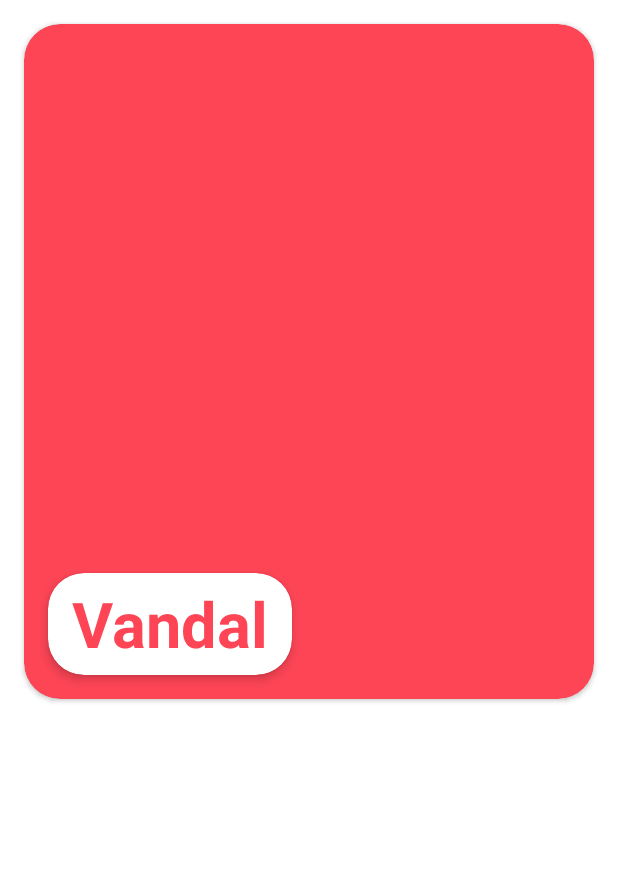
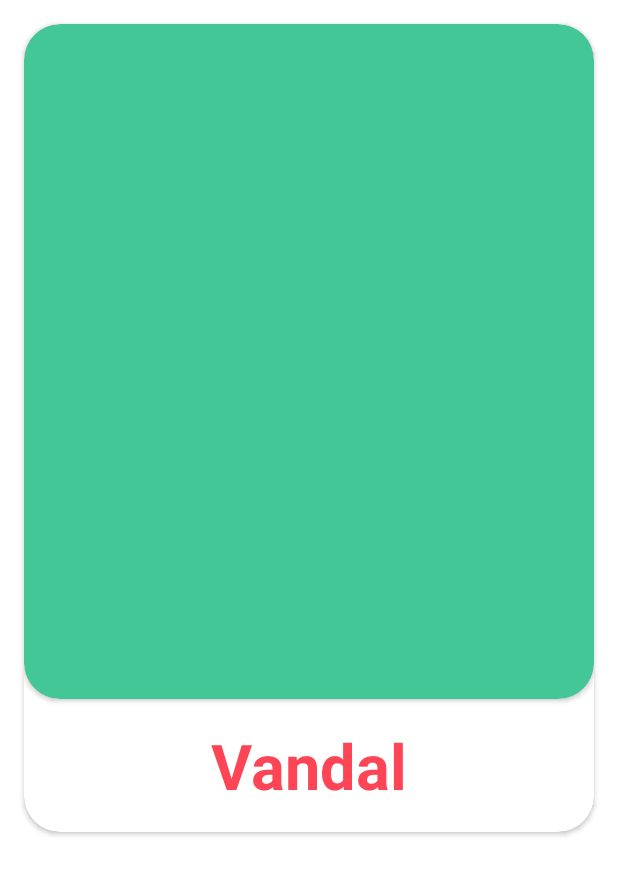
Before and after one commit to LucasMelll0/Valorant_Wiki, an Android app: the layout weapon_item.xml on its own in the app's theme, with its tools: preview values and no code run, on a phone screen of 412 x 824 dp. Shown: the top 875 px of the screen. Run offline under Robolectric (Android 15) with nearby library versions, the phone set to English and light mode, and no system bars; Roboto replaces fonts that are not available here.

Commit message:
feat: tela de armas finalizada.

```diff
--- a/app/src/main/java/com/example/valorantwiki/di/WeaponActivityModule.kt
+++ b/app/src/main/java/com/example/valorantwiki/di/WeaponActivityModule.kt
@@ -1,6 +1,7 @@
 package com.example.valorantwiki.di
 
 import com.example.valorantwiki.ui.recyclerview.adapter.DamageRangesAdapter
+import com.example.valorantwiki.ui.recyclerview.adapter.WeaponSkinsAdapter
 import com.example.valorantwiki.viewmodel.weaponViewModel.WeaponViewModel
 import org.koin.androidx.viewmodel.dsl.viewModel
 import org.koin.dsl.module
@@ -11,6 +12,10 @@ val weaponActivityModule = module {
         DamageRangesAdapter()
     }
 
+    single {
+        WeaponSkinsAdapter()
+    }
+
     viewModel {
         WeaponViewModel(get())
     }
--- /dev/null
+++ b/app/src/main/res/drawable/rounded_background.xml
@@ -0,0 +1,5 @@
+<?xml version="1.0" encoding="utf-8"?>
+<shape xmlns:android="http://schemas.android.com/apk/res/android" android:shape="rectangle">
+    <corners android:radius="@dimen/big_radius"/>
+    <solid android:color="@color/red_valorant"/>
+</shape>
--- a/app/src/main/res/layout/weapon_item.xml
+++ b/app/src/main/res/layout/weapon_item.xml
@@ -1,15 +1,18 @@
 <?xml version="1.0" encoding="utf-8"?>
-<androidx.appcompat.widget.LinearLayoutCompat xmlns:android="http://schemas.android.com/apk/res/android"
-    android:layout_width="match_parent"
-    android:layout_height="wrap_content"
+<androidx.cardview.widget.CardView xmlns:android="http://schemas.android.com/apk/res/android"
+    style="@style/DefaultCardView"
     xmlns:app="http://schemas.android.com/apk/res-auto"
-    xmlns:tools="http://schemas.android.com/tools">
+    xmlns:tools="http://schemas.android.com/tools"
+    >
+    <androidx.appcompat.widget.LinearLayoutCompat
+        style="@style/MatchWrap"
+        android:orientation="vertical">
+
         <androidx.cardview.widget.CardView
             style="@style/DefaultCardView"
             android:layout_height="@dimen/default_cardview_item_height"
-        android:layout_margin="16dp"
-        app:cardBackgroundColor="@color/red_valorant"
-        >
+            android:layout_margin="0dp"
+            app:cardBackgroundColor="@color/green_valorant">
             <androidx.constraintlayout.widget.ConstraintLayout
                 android:layout_width="match_parent"
                 android:layout_height="match_parent">
@@ -20,15 +23,11 @@
                     android:scaleType="fitCenter"
                     android:rotation="45"
                     />
-            <androidx.cardview.widget.CardView
-                android:layout_width="wrap_content"
-                android:layout_height="68dp"
-                app:layout_constraintBottom_toBottomOf="parent"
-                app:layout_constraintStart_toStartOf="parent"
-                android:layout_margin="16dp"
-                app:cardCornerRadius="24dp"
-                app:cardElevation="4dp"
-                >
+            </androidx.constraintlayout.widget.ConstraintLayout>
+
+
+        </androidx.cardview.widget.CardView>
+
             <androidx.appcompat.widget.AppCompatTextView
                 android:id="@+id/textview_weapon_name_item"
                 android:layout_width="wrap_content"
@@ -38,11 +37,7 @@
                 android:fontFamily="@font/roboto_bold_italic"
                 android:textColor="@color/red_valorant"
                 android:layout_gravity="center"
-                    android:layout_marginHorizontal="16dp"
+                android:layout_marginVertical="@dimen/default_vertical_margin"
                 android:textStyle="bold"/>
+    </androidx.appcompat.widget.LinearLayoutCompat>
 </androidx.cardview.widget.CardView>
-        </androidx.constraintlayout.widget.ConstraintLayout>
-
-    </androidx.cardview.widget.CardView>
-
-</androidx.appcompat.widget.LinearLayoutCompat>
--- a/app/src/main/res/values/colors.xml
+++ b/app/src/main/res/values/colors.xml
@@ -11,4 +11,5 @@
     <color name="red_valorant">#FD4556</color>
     <color name="carbon">#292929</color>
     <color name="invisible">#00FFFFFF</color>
+    <color name="green_valorant">#43c797</color>
 </resources>
--- a/app/src/main/res/values/dimens.xml
+++ b/app/src/main/res/values/dimens.xml
@@ -12,4 +12,6 @@
     <dimen name="weapon_skin_item_image_height">300dp</dimen>
     <dimen name="default_item_height">400dp</dimen>
     <dimen name="default_cardview_item_height">450dp</dimen>
+    <dimen name="bottom_sheet_drag_handle_width">40dp</dimen>
+    <dimen name="bottom_sheet_drag_handle_height">10dp</dimen>
 </resources>
--- a/app/src/main/res/values/strings.xml
+++ b/app/src/main/res/values/strings.xml
@@ -40,5 +40,6 @@
     <string name="activity_weapon_magazine_format">%d rds</string>
     <string name="item_damage_range_format" translatable="false">%1s-%2sm</string>
     <string name="item_damage_range_damage_format" translatable="false">%.2f</string>
+    <string name="bottom_sheet_skins_title" translatable="false">Skins</string>
 
 </resources>
```
Also changed, not shown: app/src/main/java/com/example/valorantwiki/ui/activities/weapon/WeaponActivity.kt (+39 -0 lines), app/src/main/java/com/example/valorantwiki/ui/recyclerview/adapter/WeaponSkinsAdapter.kt (added, +54 -0 lines), app/src/main/res/layout/activity_weapon.xml (+7 -7 lines), app/src/main/res/layout/bottomsheet_skins.xml (added, +27 -0 lines), app/src/main/res/layout/weapon_skin_item.xml (+19 -7 lines), app/src/main/res/layout/weapon_skins_bottom_sheet.xml (deleted, +0 -16 lines). Lines whose indentation alone changed are shown as unchanged.
